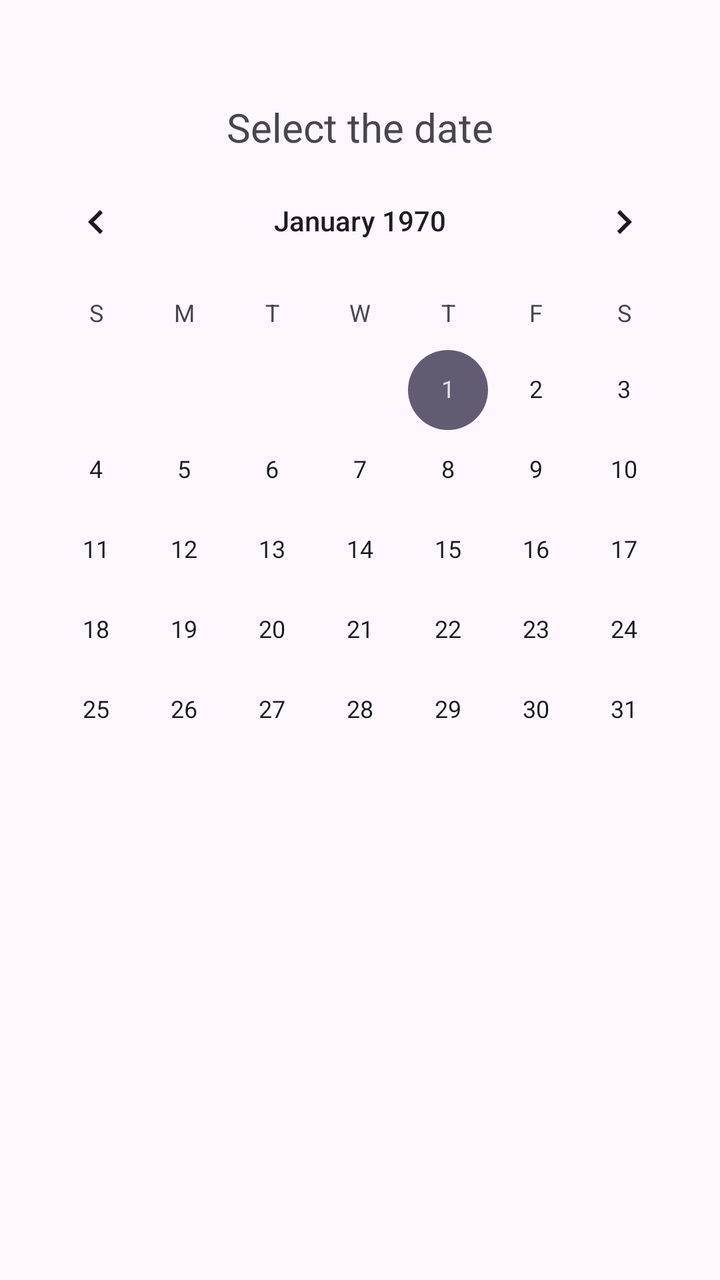
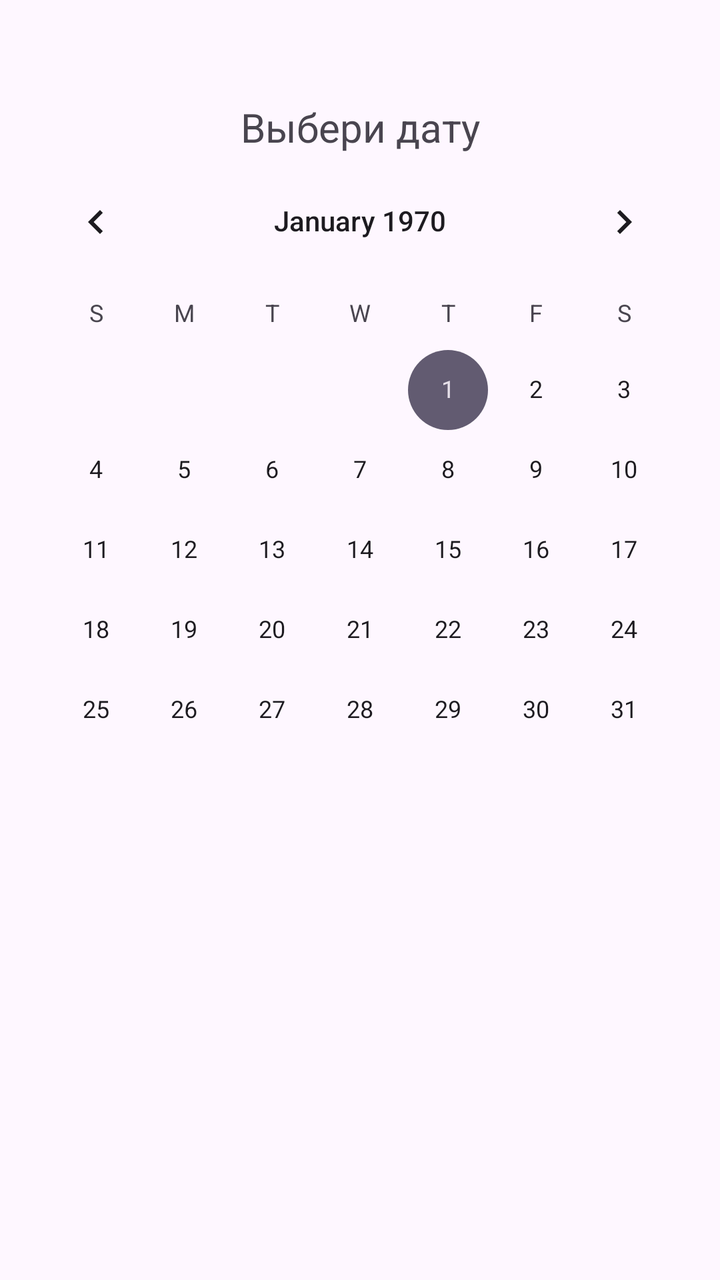

Compare the two renders of this Android layout. The source of the first and the diff that turns it into the second are given below.
<!-- AndroidManifest.xml: application theme Theme.BudgetCalendar -->
<!-- res/layout/fragment_calendar_view.xml -->
<?xml version="1.0" encoding="utf-8"?>
<androidx.constraintlayout.widget.ConstraintLayout
    xmlns:android="http://schemas.android.com/apk/res/android"
    xmlns:app="http://schemas.android.com/apk/res-auto"
    xmlns:tools="http://schemas.android.com/tools"
    android:layout_width="match_parent"
    android:layout_height="match_parent"

   >


    <TextView
        android:id="@+id/textView"
        android:layout_width="match_parent"
        android:layout_height="wrap_content"
        android:gravity="center"
        android:text="Select the date"
        android:textSize="20dp"
        android:layout_marginTop="50dp"
        app:layout_constraintEnd_toEndOf="parent"
        app:layout_constraintStart_toStartOf="parent"
        app:layout_constraintTop_toTopOf="parent" />

    <CalendarView
        android:id="@+id/calendar"
        android:layout_width="wrap_content"
        android:layout_height="wrap_content"
        app:layout_constraintEnd_toEndOf="parent"
        app:layout_constraintStart_toStartOf="parent"
        app:layout_constraintTop_toBottomOf="@+id/textView"
        android:elevation="10dp"/>



</androidx.constraintlayout.widget.ConstraintLayout>
<!-- resources referenced by this layout -->
<resources>
  <style name="Theme.BudgetCalendar" parent="Base.Theme.BudgetCalendar" />
  <style name="Base.Theme.BudgetCalendar" parent="Theme.Material3.DayNight">
          
          
      </style>
</resources>

<!-- the commit's change to res/layout/fragment_calendar_view.xml (unified diff, before → after) -->
@@ -14,7 +14,7 @@
         android:layout_width="match_parent"
         android:layout_height="wrap_content"
         android:gravity="center"
-        android:text="Select the date"
+        android:text="@string/Select_the_date"
         android:textSize="20dp"
         android:layout_marginTop="50dp"
         app:layout_constraintEnd_toEndOf="parent"
<!-- resource entries referenced after the edit -->
@@ -1,5 +1,6 @@
 <!-- resources referenced by this layout -->
 <resources>
+  <string name="Select_the_date">Выбери дату</string>
   <style name="Theme.BudgetCalendar" parent="Base.Theme.BudgetCalendar" />
   <style name="Base.Theme.BudgetCalendar" parent="Theme.Material3.DayNight">
           
